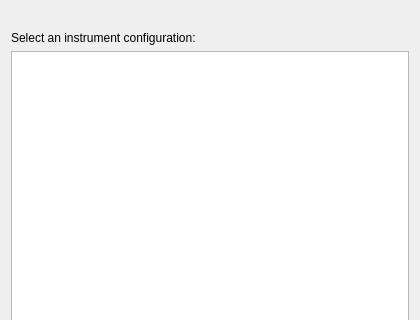
Qt form nicos/clients/gui/dialogs/instr_select.ui (mlz-ictrl/nicos) before a commit; both pictures show x 0 to 420 and y 0 to 320 of the 420 by 505 pixel window.
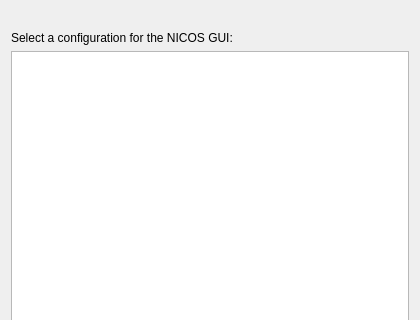
The same form after that commit.

Commit message: gui: clarify that the "configuration" selection only means the GUI config

```diff
--- a/nicos/clients/gui/dialogs/instr_select.ui
+++ b/nicos/clients/gui/dialogs/instr_select.ui
@@ -30,7 +30,7 @@
    <item>
     <widget class="QLabel" name="label">
      <property name="text">
-      <string>Select an instrument configuration:</string>
+      <string>Select a configuration for the NICOS GUI:</string>
      </property>
     </widget>
    </item>
```
Left out of the diff: 2 changed lines with no effect on the pictures. The commit also changes 1 other file.
